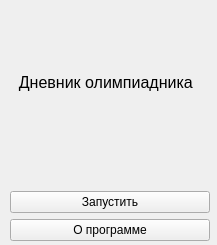
Old version of the form Приветствие/greeting.ui in the repository saimyy/PyQT_project.
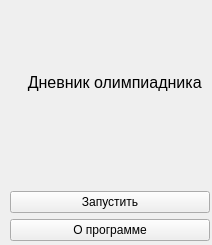
New version of the form.

The edit to the form file:
```diff
--- a/Приветствие/greeting.ui
+++ b/Приветствие/greeting.ui
@@ -6,14 +6,17 @@
    <rect>
     <x>0</x>
     <y>0</y>
-    <width>217</width>
+    <width>212</width>
     <height>245</height>
    </rect>
   </property>
   <property name="windowTitle">
    <string>Form</string>
   </property>
-  <widget class="QWidget" name="">
+  <property name="styleSheet">
+   <string notr="true">backround-color: #22222e</string>
+  </property>
+  <widget class="QWidget" name="layoutWidget">
    <property name="geometry">
     <rect>
      <x>10</x>
@@ -30,8 +33,54 @@
         <pointsize>12</pointsize>
        </font>
       </property>
+      <property name="styleSheet">
+       <string notr="true">body {
+    font-family: Arial, sans-serif;
+    background-color: #f4f4f4;
+    margin: 0;
+    padding: 0;
+    display: flex;
+    flex-direction: column;
+    align-items: center;
+    justify-content: center;
+    height: 100vh;
+}
+
+h1 {
+    color: #333;
+}
+
+.button-container {
+    margin-top: 20px;
+}
+
+.button {
+    display: inline-block;
+    padding: 10px 20px;
+    font-size: 16px;
+    text-align: center;
+    text-decoration: none;
+    cursor: pointer;
+    border-radius: 5px;
+    margin-right: 10px;
+}
+
+.start-button {
+    background-color: #4caf50;
+    color: #fff;
+}
+
+.about-button {
+    background-color: #3498db;
+    color: #fff;
+}
+
+.button:hover {
+    opacity: 0.8;
+}</string>
+      </property>
       <property name="text">
-       <string>  Дневник олимпиадника</string>
+       <string>    Дневник олимпиадника</string>
       </property>
      </widget>
     </item>
```
